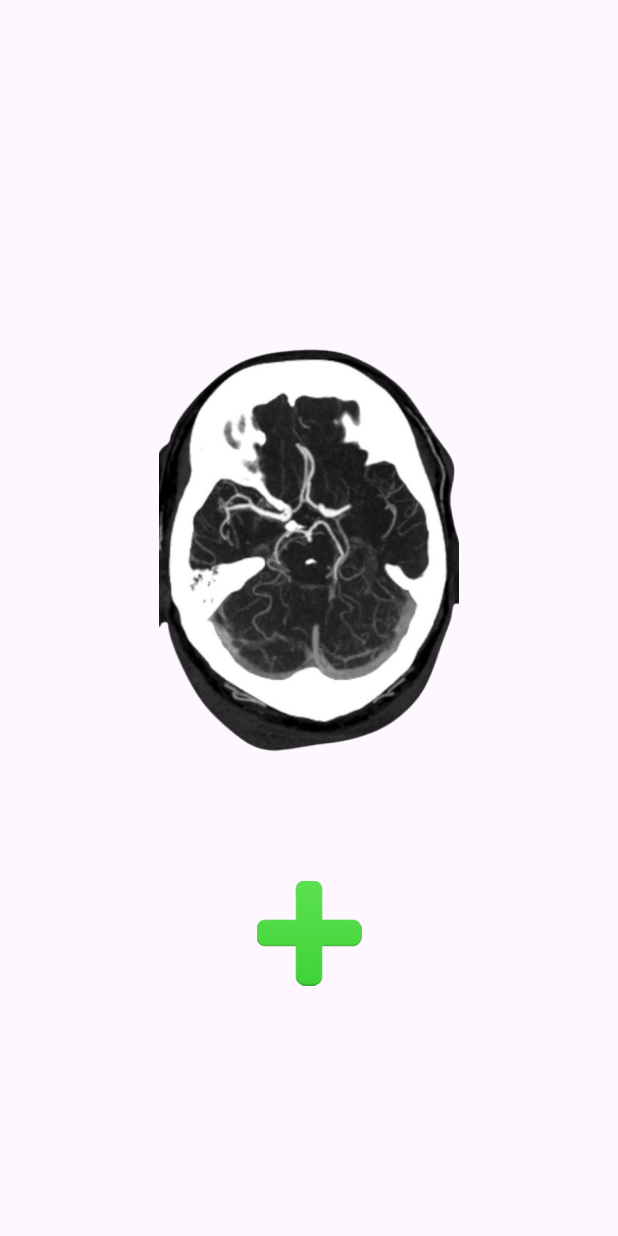
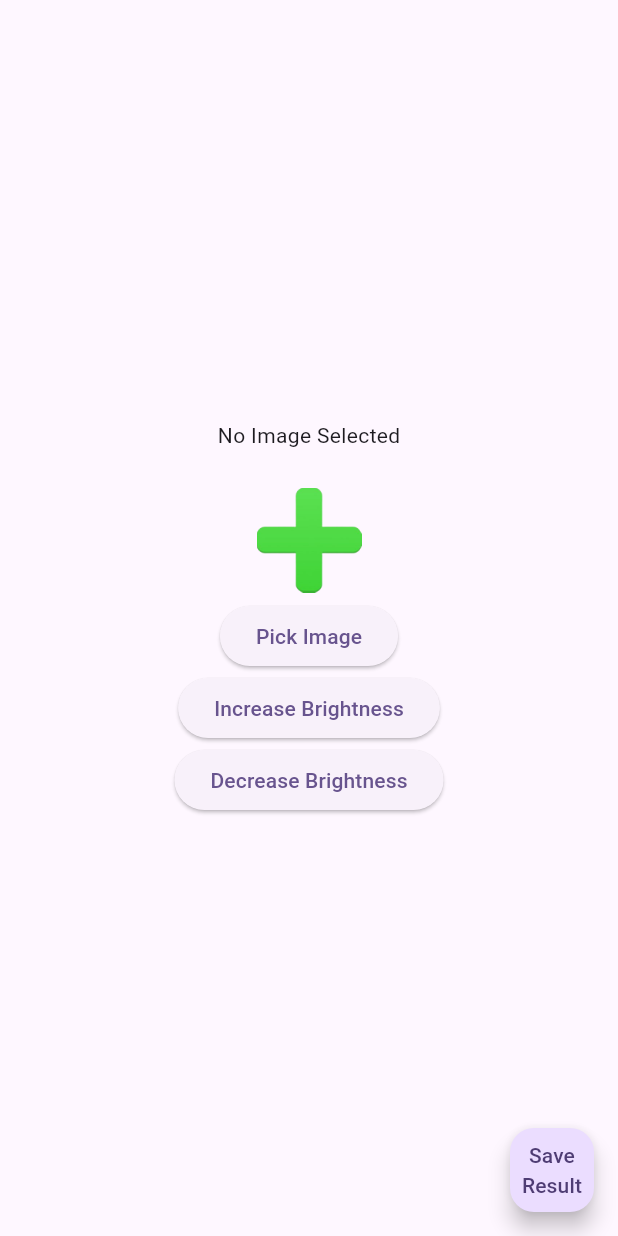
Before and after one commit to fwdAndroid/medical, a Flutter app: the HomeScreen screen opened directly, on a phone screen of 412 x 824 dp. Run offline on Flutter 3.47's test engine with Material 3 defaults, Android fonts, the phone set to English and light mode, and no system bars; our stand-ins replace cached_network_image, cloud_firestore, firebase_auth, firebase_core, firebase_storage, google_fonts and 1 more; accounts and stored records are empty.

Commit message:
Image Section Done

```diff
--- a/lib/dashboard/screens/home_screen.dart
+++ b/lib/dashboard/screens/home_screen.dart
@@ -1,9 +1,15 @@
+import 'dart:typed_data';
+
+import 'package:cloud_firestore/cloud_firestore.dart';
+import 'package:firebase_auth/firebase_auth.dart';
+import 'package:firebase_storage/firebase_storage.dart';
 import 'package:flutter/material.dart';
 import 'package:flutter/widgets.dart';
-import 'package:model_viewer_plus/model_viewer_plus.dart';
+import 'package:image_picker/image_picker.dart';
+import 'package:medical/func/util.dart';
 
 class HomeScreen extends StatefulWidget {
-  const HomeScreen({super.key});
+  const HomeScreen({Key? key}) : super(key: key);
 
   @override
   State<HomeScreen> createState() => _HomeScreenState();
@@ -11,6 +17,23 @@ class HomeScreen extends StatefulWidget {
 
 class _HomeScreenState extends State<HomeScreen>
     with SingleTickerProviderStateMixin {
+  double _scale = 1.0;
+
+  void _zoomIn() {
+    setState(() {
+      _scale += 0.5; // Increase scale by 0.5
+    });
+  }
+
+  void _zoomOut() {
+    setState(() {
+      if (_scale > 1.0) {
+        _scale -=
+            0.5; // Decrease scale by 0.5, ensuring it doesn't go below 1.0
+      }
+    });
+  }
+
   double _angle = 0.0;
 
   void _rotateImage() {
@@ -19,21 +42,29 @@ class _HomeScreenState extends State<HomeScreen>
     });
   }
 
+  double _brightness = 1.0;
+
+  void _increaseBrightness() {
+    setState(() {
+      if (_brightness < 1.0) {
+        _brightness += 0.1; // Increase brightness by 0.1
+      }
+    });
+  }
+
+  void _decreaseBrightness() {
+    setState(() {
+      if (_brightness > 0.0) {
+        _brightness -=
+            0.1; // Decrease brightness by 0.1, ensuring it doesn't go below 0.0
+      }
+    });
+  }
+
+  Uint8List? _imageData;
+
   double _offset = 0.0;
   AnimationController? _controller;
-
-  @override
-  void initState() {
-    super.initState();
-    _controller =
-        AnimationController(vsync: this, duration: Duration(milliseconds: 500));
-  }
-
-  @override
-  void dispose() {
-    _controller!.dispose();
-    super.dispose();
-  }
 
   void _moveImage() {
     if (_offset == 0) {
@@ -50,40 +81,138 @@ class _HomeScreenState extends State<HomeScreen>
   }
 
   @override
+  void initState() {
+    super.initState();
+    _controller =
+        AnimationController(vsync: this, duration: Duration(milliseconds: 500));
+  }
+
+  @override
   Widget build(BuildContext context) {
     return Scaffold(
+      floatingActionButton: FloatingActionButton(
+          onPressed: _uploadImage,
+          child: Text(
+            "Save Result",
+            textAlign: TextAlign.center,
+          )),
       body: Column(
         crossAxisAlignment: CrossAxisAlignment.center,
         mainAxisAlignment: MainAxisAlignment.center,
         children: <Widget>[
           Center(
             child: GestureDetector(
-              onTap: _rotateImage,
-              child: Container(
-                width: 200,
-                height: 400,
+              onTap: () {
+                _zoomIn();
+                _rotateImage();
+              },
+              child: _imageData != null
+                  ? InteractiveViewer(
+                      scaleEnabled: true, // Enable zooming
+                      scaleFactor: _scale, // Set initial scale
+                      maxScale: 4.0, // Set maximum scale
+                      minScale: 1.0, // Set minimum scale
                       child: Transform.rotate(
                         angle: _angle *
-                      (3.141592653589793 / 180), // Convert degrees to radians
-                  child: Image.asset(
-                      'assets/brain.png'), // Replace with your image
+                            (3.141592653589793 /
+                                180), // Convert degrees to radians
+                        child: ColorFiltered(
+                          colorFilter: ColorFilter.matrix([
+                            _brightness,
+                            0,
+                            0,
+                            0,
+                            0,
+                            0,
+                            _brightness,
+                            0,
+                            0,
+                            0,
+                            0,
+                            0,
+                            _brightness,
+                            0,
+                            0,
+                            0,
+                            0,
+                            0,
+                            1,
+                            0,
+                          ]),
+                          child: Image.memory(
+                            _imageData!,
+                            width: 300,
+                            height: 300,
                           ),
                         ),
+                      ))
+                  : Text("No Image Selected"),
             ),
           ),
           SizedBox(height: 20),
           Center(
             child: GestureDetector(
               onTap: _rotateImage,
+              child: InteractiveViewer(
                 child: Image.asset(
-                "assets/green.png",
+                  'assets/green.png',
                   width: 70,
                   height: 80,
                 ),
+                // Set minimum scale
               ),
-          )
+            ),
+          ),
+          Column(
+            mainAxisAlignment: MainAxisAlignment.center,
+            children: [
+              ElevatedButton(
+                onPressed: () => selectImage(ImageSource.gallery),
+                child: Text('Pick Image'),
+              ),
+              SizedBox(width: 20),
+              ElevatedButton(
+                onPressed: _increaseBrightness,
+                child: Text("Increase Brightness"),
+              ),
+              SizedBox(width: 20),
+              ElevatedButton(
+                onPressed: _decreaseBrightness,
+                child: Text("Decrease Brightness"),
+              ),
+            ],
+          ),
         ],
       ),
     );
   }
+
+  //Functions
+  selectImage(ImageSource gallery) async {
+    Uint8List ui = await pickImage(ImageSource.gallery);
+    setState(() {
+      _imageData = ui;
+    });
   }
+
+  Future<void> _uploadImage() async {
+    try {
+      FirebaseStorage storage = FirebaseStorage.instance;
+      Reference ref = storage.ref().child("images/image.jpg");
+      await ref.putData(_imageData!);
+      final String imageUrl = await ref.getDownloadURL();
+
+      // Store image path in Firestore
+      await FirebaseFirestore.instance.collection('images').add({
+        'imageUrl': imageUrl,
+        'brightness': _brightness,
+        'uid': FirebaseAuth.instance.currentUser!.uid,
+        "timeStamp": FieldValue.serverTimestamp()
+      });
+
+      print('Image uploaded successfully.');
+    } catch (e) {
+      print('Error uploading image: $e');
+    }
+  }
+}
--- a/pubspec.yaml
+++ b/pubspec.yaml
@@ -38,7 +38,7 @@ dependencies:
     sdk: flutter
   flutter_seekbar: ^1.0.1
   google_fonts: ^6.2.1
-  image_picker: ^1.0.8
+  image_picker: ^1.1.0
   intl: ^0.19.0
   model_viewer_plus: ^1.7.2
   uuid: ^4.4.0
```
Also changed, not shown: pubspec.lock. Lines whose indentation alone changed are shown as unchanged.
